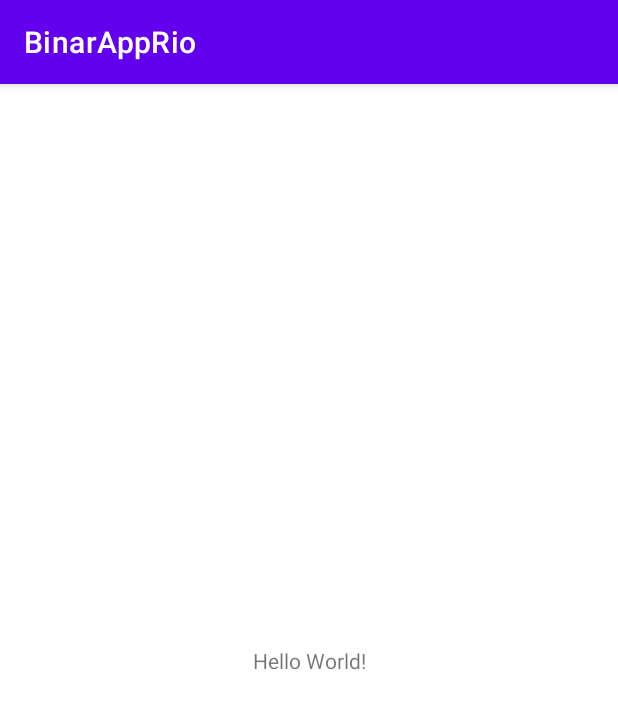
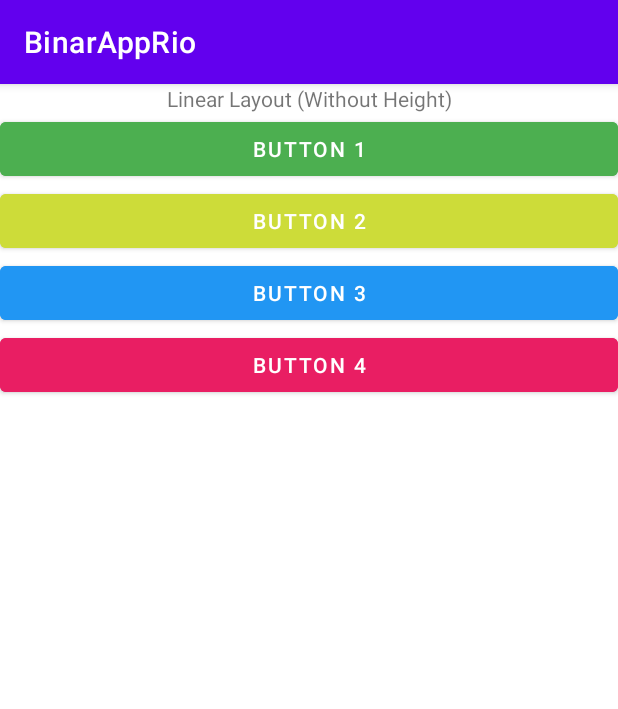
Before and after one commit to Pucukio/BinarAppRio, an Android app: the screen it shows after launch (MainActivity), on a phone screen of 412 x 824 dp. Shown: the top 709 px of the screen. Run offline under Robolectric (Android 15) with nearby library versions, the phone set to English and light mode, and no system bars.

Commit message:
Latihan Android Studio

```diff
--- a/app/src/main/res/layout/activity_main.xml
+++ b/app/src/main/res/layout/activity_main.xml
@@ -1,19 +1,36 @@
 <?xml version="1.0" encoding="utf-8"?>
-<androidx.constraintlayout.widget.ConstraintLayout xmlns:android="http://schemas.android.com/apk/res/android"
+<LinearLayout xmlns:android="http://schemas.android.com/apk/res/android"
     xmlns:app="http://schemas.android.com/apk/res-auto"
     xmlns:tools="http://schemas.android.com/tools"
     android:layout_width="match_parent"
     android:layout_height="match_parent"
-    tools:context=".MainActivity">
+    tools:context=".MainActivity"
+    android:orientation="vertical">
 
     <TextView
-        android:id="@+id/textView"
-        android:layout_width="wrap_content"
+        android:textAlignment="center"
+        android:layout_width="match_parent"
         android:layout_height="wrap_content"
-        android:text="Hello World!"
-        app:layout_constraintBottom_toBottomOf="parent"
-        app:layout_constraintEnd_toEndOf="parent"
-        app:layout_constraintStart_toStartOf="parent"
-        app:layout_constraintTop_toTopOf="parent" />
+        android:text="Linear Layout (Without Height)"/>
+    <Button
+        android:backgroundTint="@color/green"
+        android:layout_width="match_parent"
+        android:layout_height="wrap_content"
+        android:text="Button 1"/>
+    <Button
+        android:backgroundTint="@color/yellow"
+        android:layout_width="match_parent"
+        android:layout_height="wrap_content"
+        android:text="Button 2"/>
+    <Button
+        android:backgroundTint="@color/blue"
+        android:layout_width="match_parent"
+        android:layout_height="wrap_content"
+        android:text="Button 3"/>
+    <Button
+        android:backgroundTint="@color/pink"
+        android:layout_width="match_parent"
+        android:layout_height="wrap_content"
+        android:text="Button 4"/>
 
-</androidx.constraintlayout.widget.ConstraintLayout>
+</LinearLayout>
--- a/app/src/main/res/values/colors.xml
+++ b/app/src/main/res/values/colors.xml
@@ -8,4 +8,9 @@
     <color name="black">#FF000000</color>
     <color name="white">#FFFFFFFF</color>
     <color name="pink">#E91E63</color>
+    <color name="yellow">#CDDC39</color>
+    <color name="green">#4CAF50</color>
+    <color name="blue">#2196F3</color>
+
+
 </resources>
```
